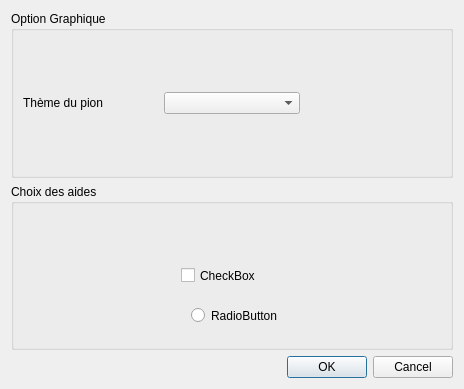
Before: the Qt Designer form Option.ui in CDZo/Project-Takuzu, drawn with Qt 5.
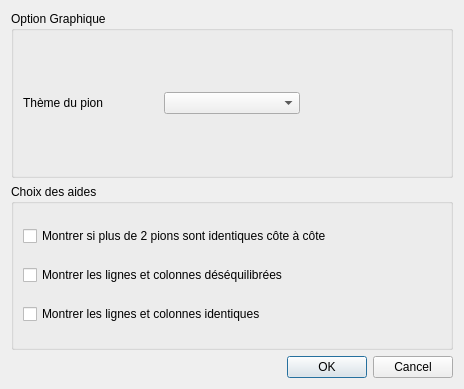
After: the same form once the commit is applied. Custom widgets are drawn as their Qt base class.

Commit message: setup option

Patch:
```diff
--- a/Option.ui
+++ b/Option.ui
@@ -48,32 +48,29 @@
      <property name="title">
       <string>Choix des aides</string>
      </property>
-     <widget class="QCheckBox" name="checkBox">
-      <property name="geometry">
-       <rect>
-        <x>170</x>
-        <y>80</y>
-        <width>92</width>
-        <height>23</height>
-       </rect>
-      </property>
+     <layout class="QGridLayout" name="gridLayout_2">
+      <item row="0" column="0">
+       <widget class="QCheckBox" name="checkIncorrectInRowColumn">
       <property name="text">
-       <string>CheckBox</string>
-      </property>
-     </widget>
-     <widget class="QRadioButton" name="radioButton">
-      <property name="geometry">
-       <rect>
-        <x>180</x>
-        <y>120</y>
-        <width>112</width>
-        <height>23</height>
-       </rect>
-      </property>
+         <string>Montrer si plus de 2 pions sont identiques côte à côte </string>
+        </property>
+       </widget>
+      </item>
+      <item row="1" column="0">
+       <widget class="QCheckBox" name="checkUnbalancedRowColumn">
+        <property name="text">
+         <string>Montrer les lignes et colonnes déséquilibrées</string>
+        </property>
+       </widget>
+      </item>
+      <item row="2" column="0">
+       <widget class="QCheckBox" name="checkIdenticalRowColumn">
       <property name="text">
-       <string>RadioButton</string>
-      </property>
-     </widget>
+         <string>Montrer les lignes et colonnes identiques</string>
+        </property>
+       </widget>
+      </item>
+     </layout>
     </widget>
    </item>
    <item row="2" column="0">
```
Lines whose indentation alone changed are shown as unchanged. The commit also changes 2 other files.
